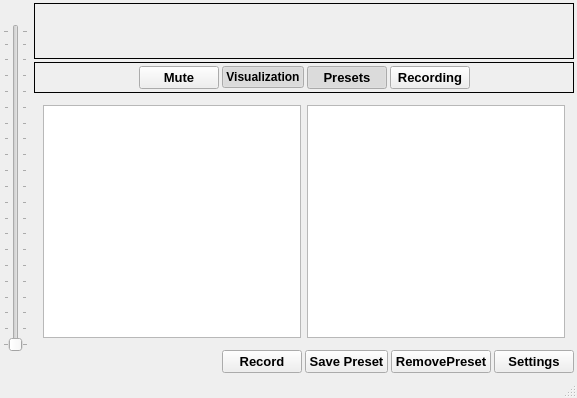
Above: finny/ui/mainwindow.ui from RyanNerd/finny before the change. Below: the same form after it.
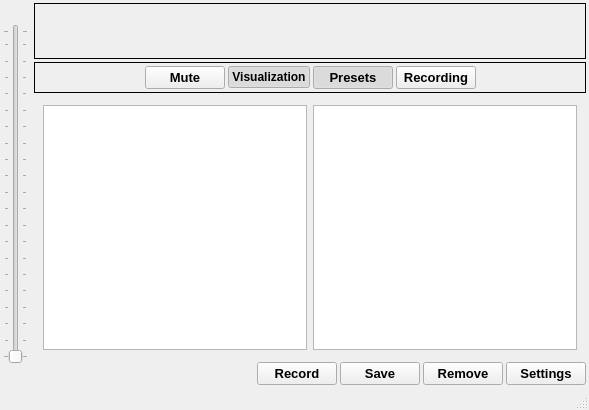
That is the form after the change. Icons and pictures are not drawn.

Commit message: Changed preset save and remove button text.

Diff of the .ui file:
```diff
--- a/finny/ui/mainwindow.ui
+++ b/finny/ui/mainwindow.ui
@@ -6,8 +6,8 @@
    <rect>
     <x>0</x>
     <y>0</y>
-    <width>577</width>
-    <height>398</height>
+    <width>589</width>
+    <height>410</height>
    </rect>
   </property>
   <property name="sizePolicy">
@@ -603,7 +603,7 @@
                 </font>
                </property>
                <property name="text">
-                <string>Save Preset</string>
+                <string>Save</string>
                </property>
                <property name="icon">
                 <iconset resource="../finny.qrc">
@@ -621,7 +621,7 @@
                 </font>
                </property>
                <property name="text">
-                <string>RemovePreset</string>
+                <string>Remove</string>
                </property>
                <property name="icon">
                 <iconset resource="../finny.qrc">
```
The commit also changes 1 other file.
